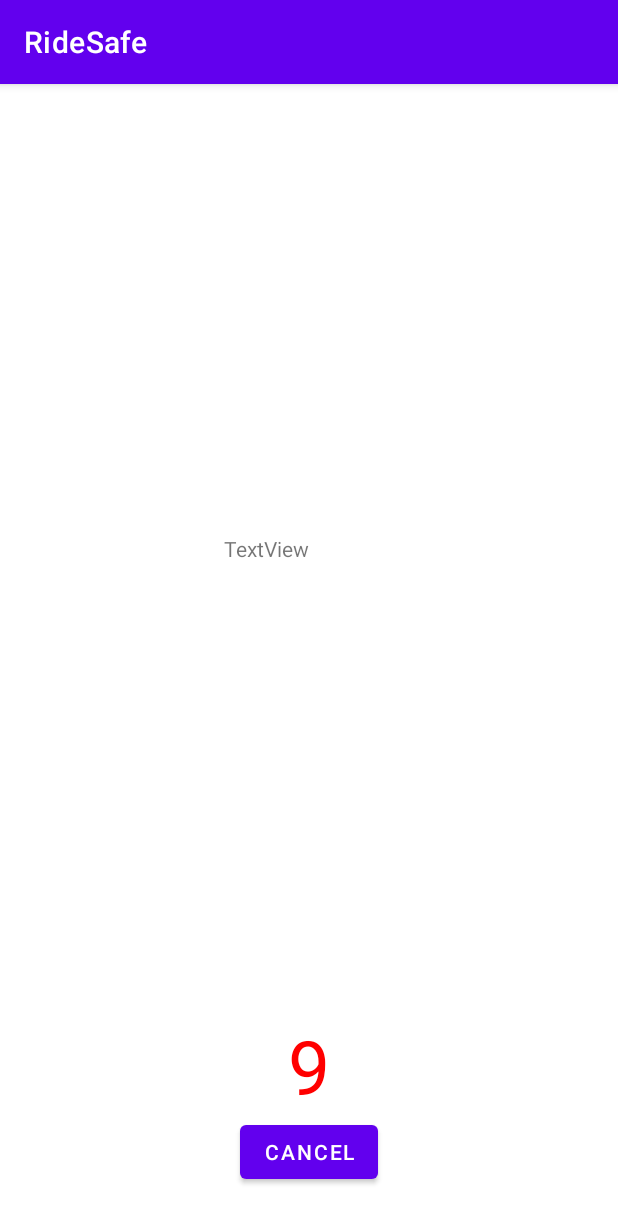
After one commit to bgme171/ridesafe, an Android app: the AlarmActivity screen opened directly, with no data from a screen before it, on a phone screen of 412 x 824 dp. The commit adds this screen. Shown: the top 1223 px of the screen. Run offline under Robolectric (Android 15) with nearby library versions, the phone set to English and light mode, and no system bars.

Commit message:
New activity is launched when a crash is detected
AlarmActivity can be cancel by a button
AlarmActivity receives last location from MainActivity

```diff
--- a/app/src/main/AndroidManifest.xml
+++ b/app/src/main/AndroidManifest.xml
@@ -13,6 +13,9 @@
         android:supportsRtl="true"
         android:theme="@style/Theme.RideSafe">
         <activity
+            android:name=".AlarmActivity"
+            android:exported="false" />
+        <activity
             android:name=".MainActivity"
             android:exported="true">
             <intent-filter>
--- /dev/null
+++ b/app/src/main/java/com/example/ridesafe/AlarmActivity.java
@@ -0,0 +1,72 @@
+package com.example.ridesafe;
+
+import androidx.appcompat.app.AppCompatActivity;
+
+import android.content.Intent;
+import android.graphics.Color;
+import android.location.Location;
+import android.os.Bundle;
+import android.os.CountDownTimer;
+import android.view.View;
+import android.view.Window;
+import android.view.WindowManager;
+import android.widget.Button;
+import android.widget.TextView;
+
+import com.google.android.gms.location.FusedLocationProviderClient;
+import com.google.android.gms.location.LocationRequest;
+import com.google.android.gms.location.LocationServices;
+
+public class AlarmActivity extends AppCompatActivity {
+
+    TextView tv_alarm_timer, tv_location;
+    Button b_cancel;
+
+    CountDownTimer alarm_timer =  new CountDownTimer(10000, 1000) {
+
+
+        public void onTick(long millisUntilFinished) {
+            tv_alarm_timer.setText(String.valueOf((int)millisUntilFinished/1000));
+        }
+
+        public void onFinish() {
+        }
+    };
+
+
+
+
+
+    @Override
+    protected void onCreate(Bundle savedInstanceState) {
+        super.onCreate(savedInstanceState);
+        setContentView(R.layout.activity_alarm);
+
+        tv_alarm_timer = findViewById(R.id.tv_alarm_timer);
+        tv_alarm_timer.setTextSize(50);
+        tv_alarm_timer.setTextColor(Color.RED);
+
+        tv_location = findViewById(R.id.tv_location);
+        b_cancel=findViewById(R.id.b_cancel);
+
+        Bundle extras = getIntent().getExtras();
+        if (extras != null) {
+            Location location = (Location) extras.get("last_location");
+            //The key argument here must match that used in the other activity
+            tv_location.setText(String.valueOf("Lat: " + location.getLatitude()));
+        }
+
+
+        alarm_timer.start();
+
+        b_cancel.setOnClickListener(new View.OnClickListener() {
+            public void onClick(View v) {
+
+                finish();
+            }
+        });
+
+
+
+    }
+}
--- /dev/null
+++ b/app/src/main/res/layout/activity_alarm.xml
@@ -0,0 +1,38 @@
+<?xml version="1.0" encoding="utf-8"?>
+<androidx.constraintlayout.widget.ConstraintLayout xmlns:android="http://schemas.android.com/apk/res/android"
+    xmlns:app="http://schemas.android.com/apk/res-auto"
+    xmlns:tools="http://schemas.android.com/tools"
+    android:layout_width="match_parent"
+    android:layout_height="match_parent"
+    tools:context=".AlarmActivity">
+
+    <TextView
+        android:id="@+id/tv_alarm_timer"
+        android:layout_width="wrap_content"
+        android:layout_height="wrap_content"
+        android:text="TextView"
+        app:layout_constraintBottom_toTopOf="@+id/b_cancel"
+        app:layout_constraintEnd_toEndOf="parent"
+        app:layout_constraintStart_toStartOf="parent" />
+
+    <Button
+        android:id="@+id/b_cancel"
+        android:layout_width="wrap_content"
+        android:layout_height="wrap_content"
+        android:layout_marginBottom="32dp"
+        android:text="Cancel"
+        app:layout_constraintBottom_toBottomOf="parent"
+        app:layout_constraintEnd_toEndOf="parent"
+        app:layout_constraintStart_toStartOf="parent" />
+
+    <TextView
+        android:id="@+id/tv_location"
+        android:layout_width="113dp"
+        android:layout_height="53dp"
+        android:layout_marginTop="32dp"
+        android:text="TextView"
+        app:layout_constraintBottom_toTopOf="@+id/tv_alarm_timer"
+        app:layout_constraintEnd_toEndOf="parent"
+        app:layout_constraintStart_toStartOf="parent"
+        app:layout_constraintTop_toTopOf="parent" />
+</androidx.constraintlayout.widget.ConstraintLayout>
```
Also changed, not shown: app/src/main/java/com/example/ridesafe/MainActivity.java (+21 -16 lines).
